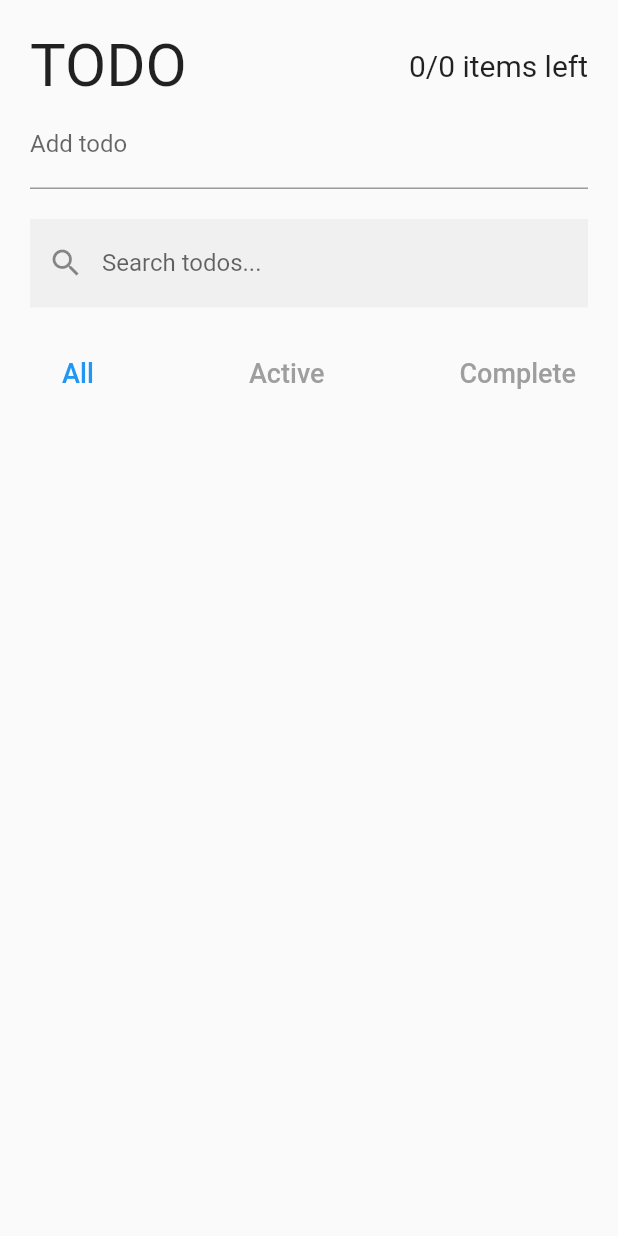
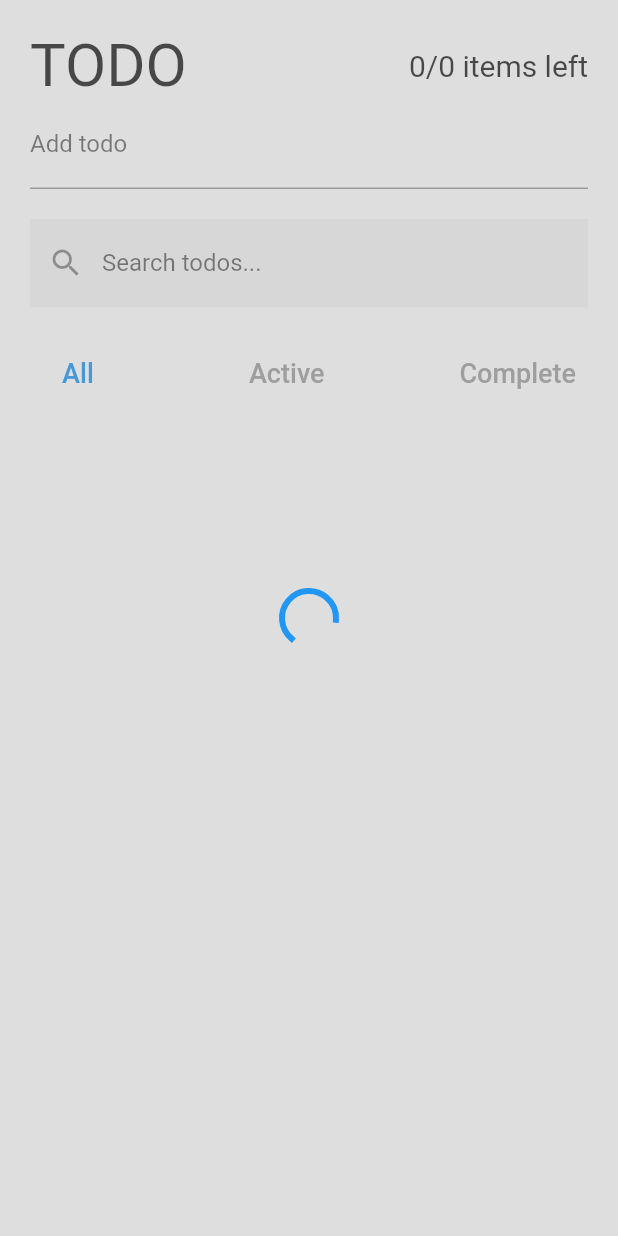
Before and after one commit to lightlitebug/todo_redux_sqflite, a Flutter app: the first screen one second after launch, on a phone screen of 412 x 824 dp. Run offline on Flutter 3.47's test engine with Material 2 defaults, Android fonts, the light colour scheme and no system bars; drawn by our look-alikes of modal_progress_hud_nsn; our stand-ins replace equatable, flutter_redux, redux, redux_thunk, sqflite; accounts and stored records are empty.

Commit message:
TodosPage

```diff
--- a/lib/pages/todos_page.dart
+++ b/lib/pages/todos_page.dart
@@ -1,5 +1,13 @@
+import 'package:equatable/equatable.dart';
 import 'package:flutter/material.dart';
+import 'package:flutter_redux/flutter_redux.dart';
+import 'package:modal_progress_hud_nsn/modal_progress_hud_nsn.dart';
+import 'package:redux/redux.dart';
 
+import '../models/custom_error.dart';
+import '../redux/app_state.dart';
+import '../redux/todo_list/todo_list_action.dart';
+import '../redux/todo_list/todo_list_state.dart';
 import 'filter_todo.dart';
 import 'new_todo.dart';
 import 'search_todo.dart';
@@ -12,8 +20,22 @@ class TodosPage extends StatelessWidget {
   @override
   Widget build(BuildContext context) {
     return SafeArea(
-      child: Scaffold(
-        body: SingleChildScrollView(
+      child: StoreConnector<AppState, _ViewModel>(
+        distinct: true,
+        onInit: (Store<AppState> store) {
+          store.dispatch(getTodoListAndDispatch());
+        },
+        onWillChange: (_ViewModel? prev, _ViewModel current) {
+          if (current.status == TodoListStatus.failure) {
+            errorDialog(context, current.error);
+          }
+        },
+        converter: (Store<AppState> store) => _ViewModel.fromStore(store),
+        builder: (BuildContext context, _ViewModel vm) {
+          return Scaffold(
+            body: ModalProgressHUD(
+              inAsyncCall: vm.status == TodoListStatus.loading,
+              child: SingleChildScrollView(
                 child: Padding(
                   padding: const EdgeInsets.all(20.0),
                   child: Column(
@@ -32,5 +54,27 @@ class TodosPage extends StatelessWidget {
               ),
             ),
           );
+        },
+      ),
+    );
   }
 }
+
+class _ViewModel extends Equatable {
+  final TodoListStatus status;
+  final CustomError error;
+  const _ViewModel({
+    required this.status,
+    required this.error,
+  });
+
+  @override
+  List<Object> get props => [status, error];
+
+  static fromStore(Store<AppState> store) {
+    return _ViewModel(
+      status: store.state.todoListState.status,
+      error: store.state.todoListState.error,
+    );
+  }
+}
```
Lines whose indentation alone changed are shown as unchanged.
